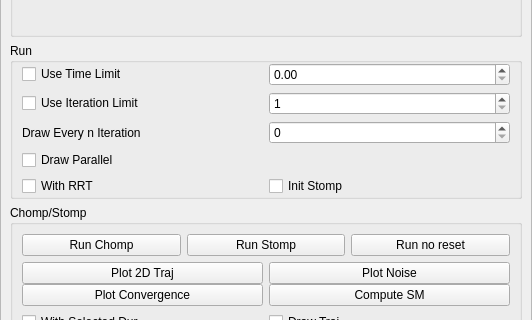
First picture: the form in src/move3d-qt-gui-libs/src/qtMainInterface/sideWidgets/qtReplanning.ui, repository jmainpri/move3d-studio, before the edit; both pictures show x 0 to 532 and y 418 to 738 of the 532 by 971 pixel window.
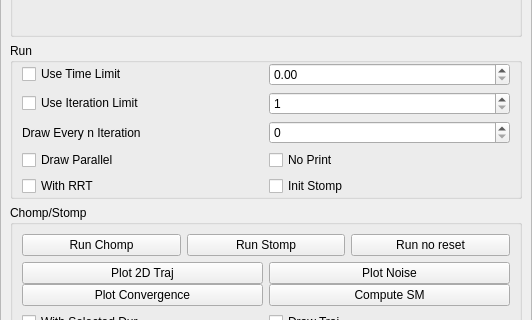
Second picture: the form after the edit.

Commit message: Add no print variable for stomp

```diff
--- a/src/move3d-qt-gui-libs/src/qtMainInterface/sideWidgets/qtReplanning.ui
+++ b/src/move3d-qt-gui-libs/src/qtMainInterface/sideWidgets/qtReplanning.ui
@@ -361,6 +361,13 @@
             </property>
            </widget>
           </item>
+          <item row="5" column="1">
+           <widget class="QCheckBox" name="checkBoxStompNoPrint">
+            <property name="text">
+             <string>No Print</string>
+            </property>
+           </widget>
+          </item>
          </layout>
         </widget>
        </item>
```
The commit also changes 1 other file.
